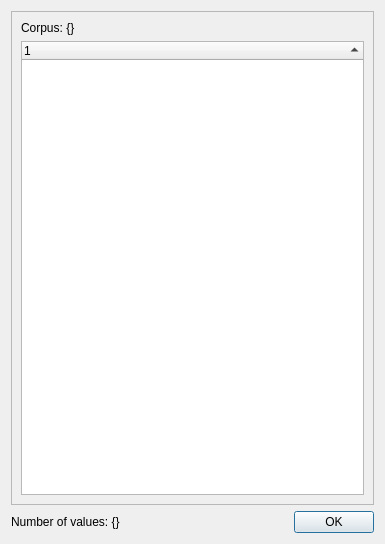
Above: coquery/gui/uniqueViewer.ui from gkunter/coquery before the change. Below: the same form after it.
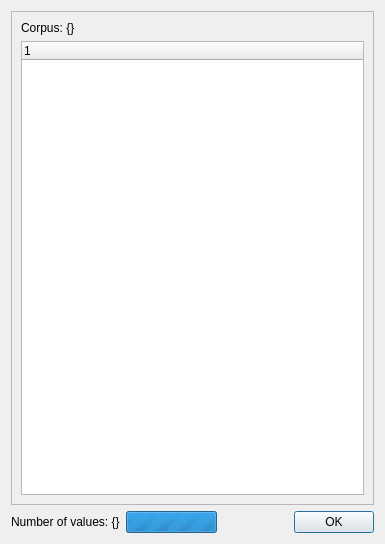
That is the form after the change.

Commit message: Fix Issue #76 by showing a progress bar while the uniques are obtained in a thread.

Patch:
```diff
--- a/coquery/gui/uniqueViewer.ui
+++ b/coquery/gui/uniqueViewer.ui
@@ -50,14 +50,11 @@
         <property name="itemsExpandable">
          <bool>false</bool>
         </property>
-        <property name="sortingEnabled">
-         <bool>true</bool>
-        </property>
         <property name="expandsOnDoubleClick">
          <bool>false</bool>
         </property>
         <attribute name="headerShowSortIndicator" stdset="0">
-         <bool>true</bool>
+         <bool>false</bool>
         </attribute>
         <column>
          <property name="text">
@@ -78,6 +75,16 @@
        </property>
       </widget>
      </item>
+     <item>
+      <widget class="QProgressBar" name="progress_bar">
+       <property name="maximum">
+        <number>0</number>
+       </property>
+       <property name="value">
+        <number>0</number>
+       </property>
+      </widget>
+     </item>
      <item>
       <spacer name="horizontalSpacer">
        <property name="orientation">
```
Left out of the diff: 3 changed lines with no effect on the pictures. The commit also changes 2 other files.
